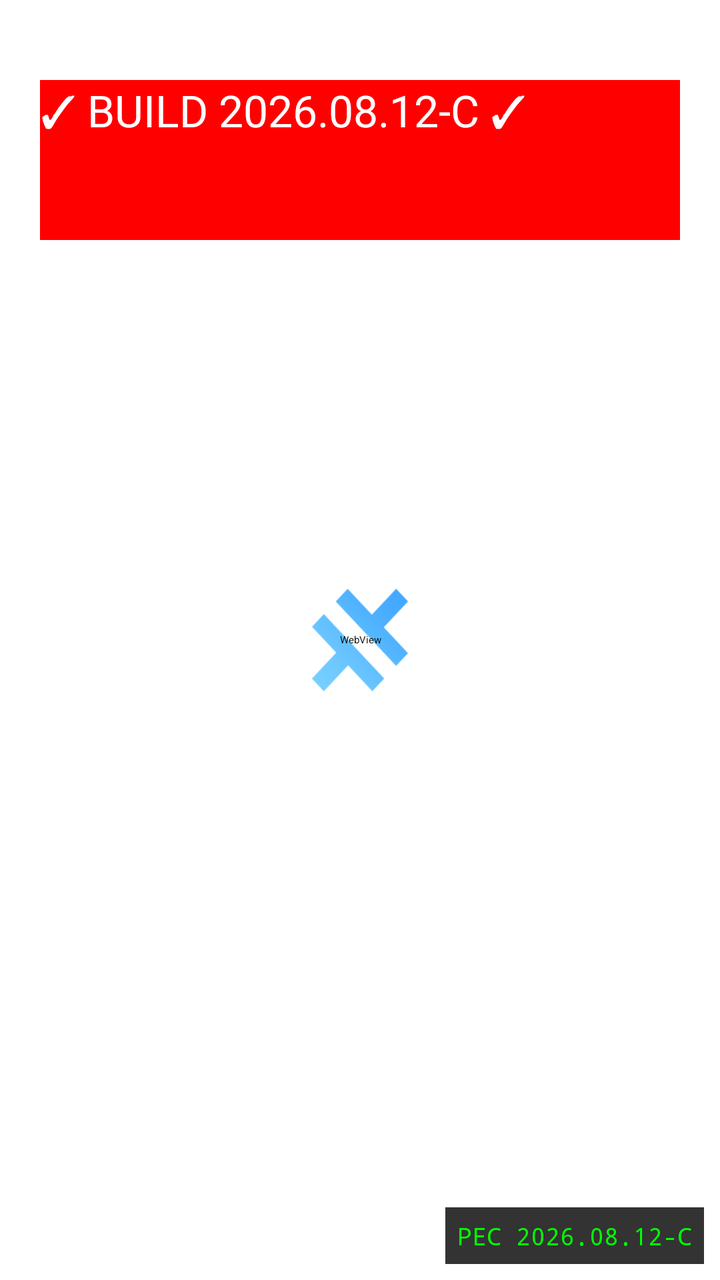
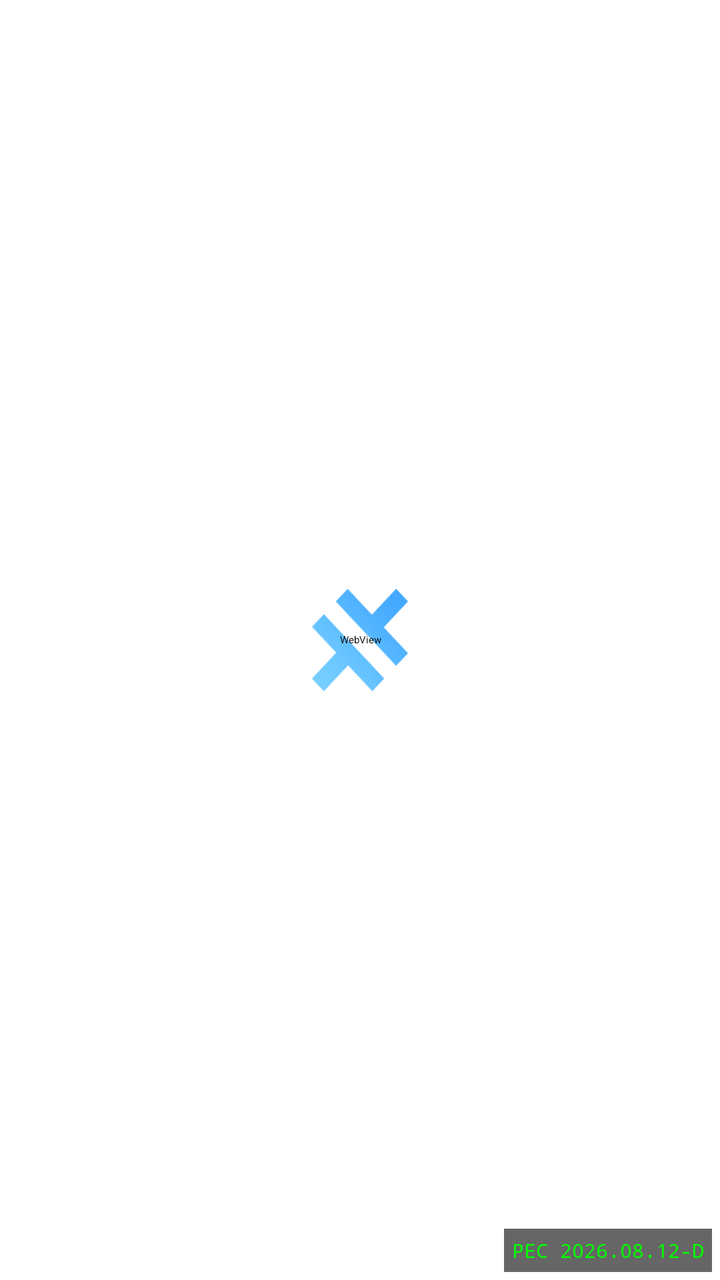

The first picture is an Android layout as it rendered before a commit; the second is the same layout after the commit. The layout source and the unified diff follow.
<!-- AndroidManifest.xml: activity theme AppTheme.NoActionBarLaunch -->
<!-- res/layout/activity_main.xml -->
<?xml version="1.0" encoding="utf-8"?>
<androidx.coordinatorlayout.widget.CoordinatorLayout xmlns:android="http://schemas.android.com/apk/res/android"
    xmlns:app="http://schemas.android.com/apk/res-auto"
    xmlns:tools="http://schemas.android.com/tools"
    android:layout_width="match_parent"
    android:layout_height="match_parent"
    tools:context=".MainActivity">

    <WebView
        android:layout_width="match_parent"
        android:layout_height="match_parent" />

    
    <Button
        android:id="@+id/testButton"
        android:layout_width="match_parent"
        android:layout_height="80dp"
        android:layout_gravity="top"
        android:layout_marginTop="40dp"
        android:layout_marginStart="20dp"
        android:layout_marginEnd="20dp"
        android:text="✓ BUILD 2026.08.12-C ✓"
        android:textSize="22sp"
        android:textColor="#FFFFFF"
        android:background="#FF0000"
        android:elevation="20dp" />

    
    <TextView
        android:id="@+id/versionBadge"
        android:layout_width="wrap_content"
        android:layout_height="wrap_content"
        android:layout_gravity="bottom|end"
        android:text="PEC 2026.08.12-C"
        android:textColor="#00FF00"
        android:textSize="12sp"
        android:fontFamily="monospace"
        android:background="#CC000000"
        android:padding="6dp"
        android:layout_margin="8dp"
        android:elevation="10dp" />

</androidx.coordinatorlayout.widget.CoordinatorLayout>
<!-- resources referenced by this layout -->
<resources>
  <style name="AppTheme.NoActionBarLaunch" parent="Theme.SplashScreen">
          <item name="android:background">@drawable/splash</item>
      </style>
  <!-- drawable splash: png bitmap (drawable, 4040 bytes) -->
</resources>

<!-- the commit's change to res/layout/activity_main.xml (unified diff, before → after) -->
@@ -11,33 +11,18 @@
         android:layout_height="match_parent" />
 
     
-    <Button
-        android:id="@+id/testButton"
-        android:layout_width="match_parent"
-        android:layout_height="80dp"
-        android:layout_gravity="top"
-        android:layout_marginTop="40dp"
-        android:layout_marginStart="20dp"
-        android:layout_marginEnd="20dp"
-        android:text="✓ BUILD 2026.08.12-C ✓"
-        android:textSize="22sp"
-        android:textColor="#FFFFFF"
-        android:background="#FF0000"
-        android:elevation="20dp" />
-
-    
     <TextView
         android:id="@+id/versionBadge"
         android:layout_width="wrap_content"
         android:layout_height="wrap_content"
         android:layout_gravity="bottom|end"
-        android:text="PEC 2026.08.12-C"
+        android:text="PEC 2026.08.12-D"
         android:textColor="#00FF00"
-        android:textSize="12sp"
+        android:textSize="10sp"
         android:fontFamily="monospace"
-        android:background="#CC000000"
-        android:padding="6dp"
-        android:layout_margin="8dp"
+        android:background="#99000000"
+        android:padding="4dp"
+        android:layout_margin="4dp"
         android:elevation="10dp" />
 
 </androidx.coordinatorlayout.widget.CoordinatorLayout>
